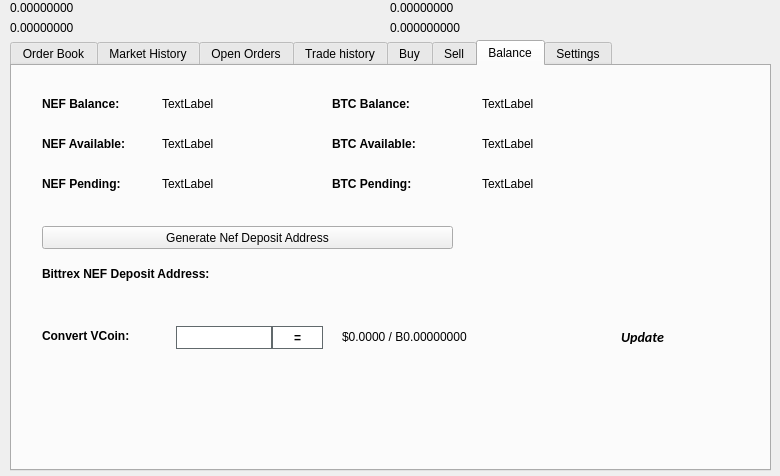
First picture: the form in src/qt/forms/tradingdialog.ui, repository docrypto/Nefcoin-development, before the edit.
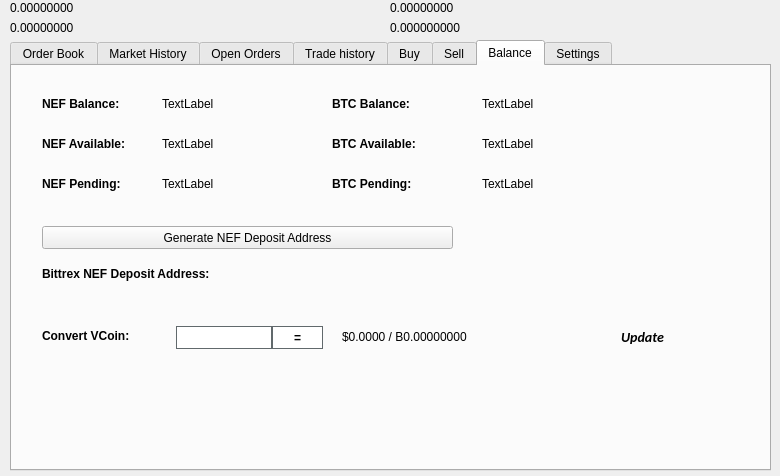
Second picture: the form after the edit. The open tabs and pages were chosen to show the change. Icons and pictures are not drawn.

Patch:
```diff
--- a/src/qt/forms/tradingdialog.ui
+++ b/src/qt/forms/tradingdialog.ui
@@ -2941,7 +2941,7 @@
       </rect>
      </property>
      <property name="text">
-      <string>Generate Nef Deposit Address</string>
+      <string>Generate NEF Deposit Address</string>
      </property>
      <property name="icon">
       <iconset resource="../nef.qrc">
```
Left out of the diff: 2 changed lines with no effect on the pictures.
